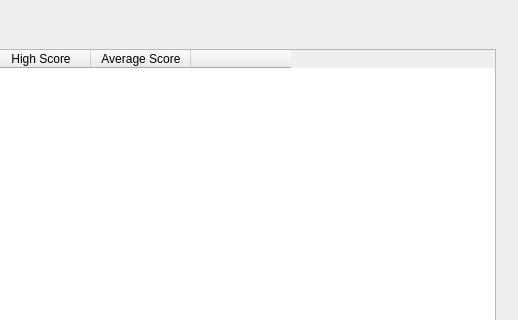
nphelpsiv/Education-App, file mainwindow.ui: the form before one commit; both pictures show x 332 to 850 and y 0 to 320 of the 850 by 570 pixel window.
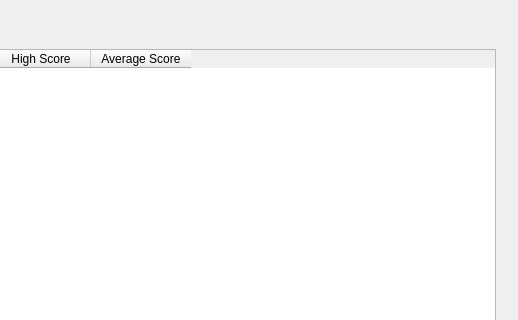
The form after the commit. Icons and pictures are not drawn.

Commit message: removed useless column in teachers page

```diff
--- a/mainwindow.ui
+++ b/mainwindow.ui
@@ -1795,11 +1795,6 @@
             <string>Average Score</string>
            </property>
           </column>
-          <column>
-           <property name="text">
-            <string/>
-           </property>
-          </column>
          </widget>
         </item>
         <item>
```
